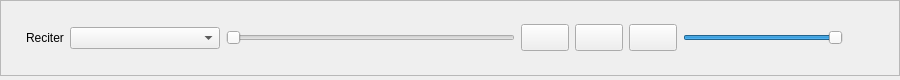
Old version of the form src/core/playercontrols.ui in the repository 0xzer0x/quran-companion.
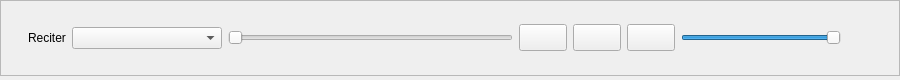
New version of the form.

```diff
--- a/src/core/playercontrols.ui
+++ b/src/core/playercontrols.ui
@@ -51,13 +51,13 @@
      </property>
      <layout class="QHBoxLayout" name="horizontalLayout" stretch="0,0,1,0,0,0,0,0">
       <property name="leftMargin">
-       <number>25</number>
+       <number>27</number>
       </property>
       <property name="topMargin">
        <number>5</number>
       </property>
       <property name="rightMargin">
-       <number>25</number>
+       <number>27</number>
       </property>
       <property name="bottomMargin">
        <number>5</number>
```
